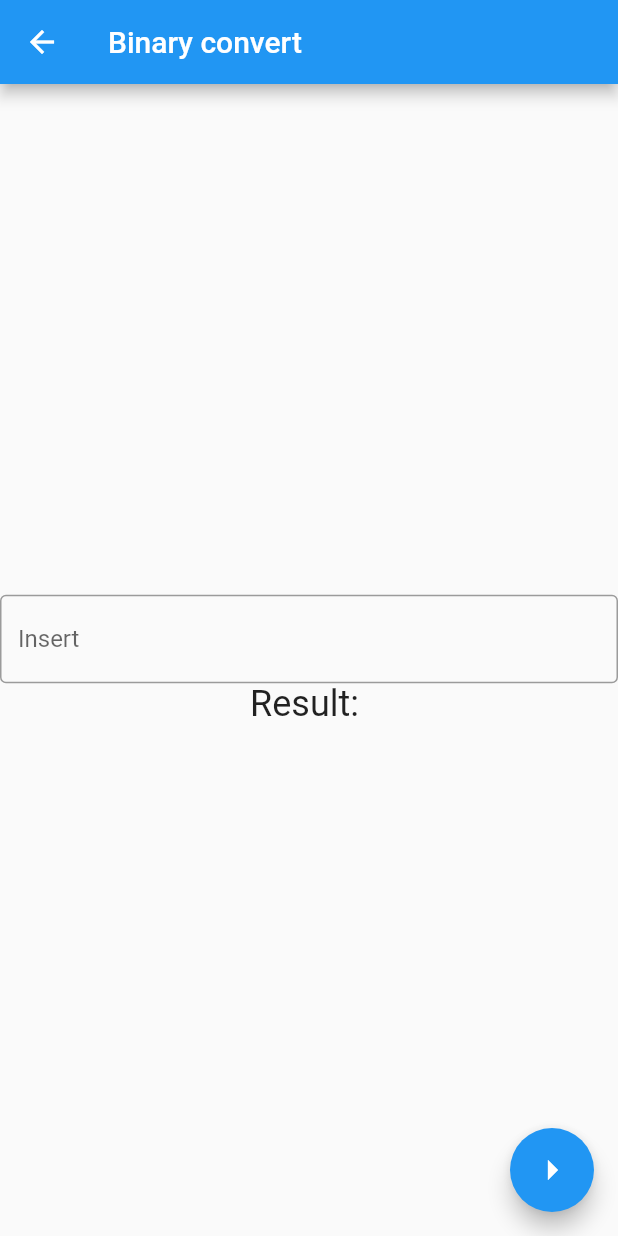
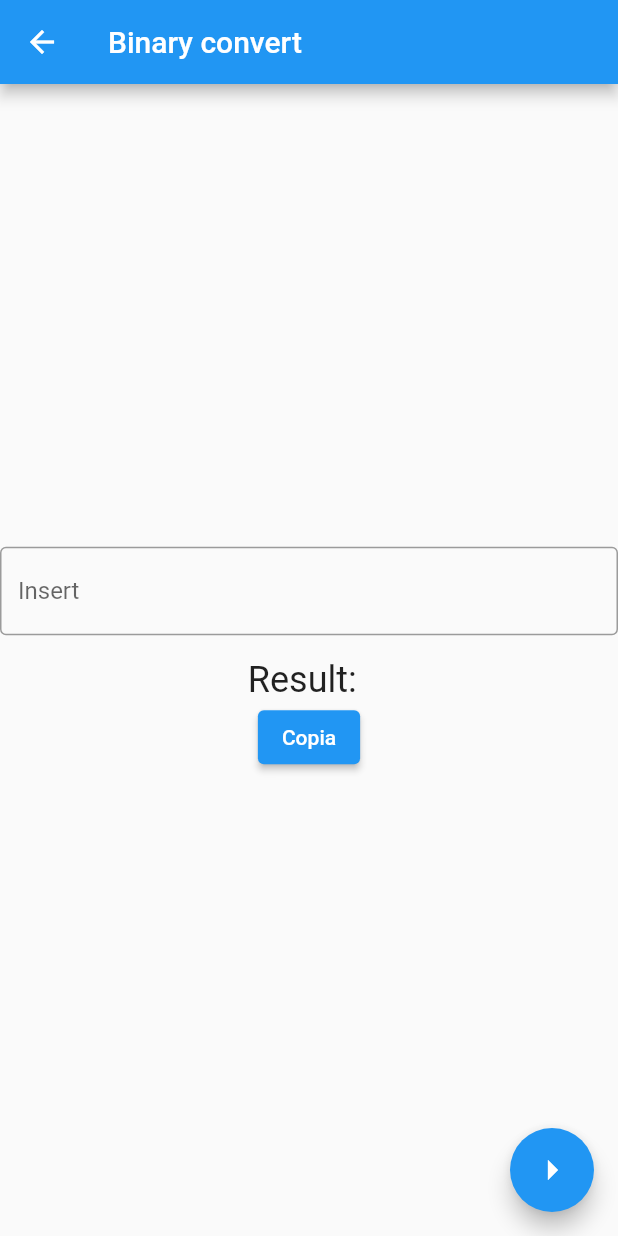
Before and after one commit to Luca9862/flutter_converter, a Flutter app: the BinaryScreen screen opened directly, after a tap on the "arrow right" icon, on a phone screen of 412 x 824 dp. Run offline on Flutter 3.47's test engine with Material 2 defaults, Android fonts, the phone set to English and light mode, and no system bars.

Commit message:
Update and fix binary converter

```diff
--- a/lib/binaryscreen.dart
+++ b/lib/binaryscreen.dart
@@ -1,6 +1,5 @@
 import 'package:flutter/material.dart';
-
-import 'navigationbar.dart';
+import 'package:flutter/services.dart';
 
 class BinaryScreen extends StatefulWidget {
   const BinaryScreen({super.key});
@@ -10,9 +9,6 @@ class BinaryScreen extends StatefulWidget {
 }
 
 class _BinaryScreen extends State<BinaryScreen> {
-
-  String binary = '';
-
   final myController = TextEditingController();
 
   @override
@@ -21,25 +17,38 @@ class _BinaryScreen extends State<BinaryScreen> {
     super.dispose();
   }
 
-  toBinary(int n){
+  String toBinary(int n) {
     if (n == 0) {
-      return '0';
+      return '00000000';
     }
+    String binary = '';
     while (n > 0) {
       binary = (n % 2).toString() + binary;
       n ~/= 2;
     }
-    return binary;
-  }
-
-  String stringToBinary(String s) {
-    String binary = '';
-    for (int i = 0; i < s.length; i++) {
-      binary += toBinary(s.codeUnitAt(i)) + ' ';
+    // Aggiungi zeri iniziali (padding) fino a raggiungere 8 bit
+    while (binary.length < 8) {
+      binary = '0$binary';
     }
     return binary;
   }
 
+  stringToBinary(String s) {
+    String binary = '';
+    for (int i = 0; i < s.length; i++) {
+      int charValue = s.codeUnitAt(i); // Ottieni il valore ASCII del carattere
+      binary += "${toBinary(charValue)} ";
+    }
+    return binary;
+  }
+
+  void copyToClipboard() {
+    String binaryText = stringToBinary(myController.text);
+    Clipboard.setData(ClipboardData(text: binaryText));
+    ScaffoldMessenger.of(context).showSnackBar(
+      const SnackBar(content: Text('Testo copiato negli appunti!')),
+    );
+  }
 
   @override
   Widget build(BuildContext context) {
@@ -60,9 +69,14 @@ class _BinaryScreen extends State<BinaryScreen> {
                   ),
                 )
             ),
-          Text(
-            'Result: $binary',
+            const SizedBox(height: 16),
+            SelectableText(
+              'Result: ${stringToBinary(myController.text)}', // Chiamiamo stringToBinary direttamente qui
               style: const TextStyle(fontSize: 24),
+            ),
+            ElevatedButton(
+              onPressed: () => copyToClipboard(),
+              child: const Text('Copia'),
             ),
           ]
       ),
@@ -70,8 +84,7 @@ class _BinaryScreen extends State<BinaryScreen> {
       floatingActionButton: FloatingActionButton(
         onPressed: () {
           setState(() {
-            binary = '';
-            stringToBinary(myController.text);
+            // Nessun bisogno di resettare la variabile binary qui
           });
         },
         child: const Icon(
```
Also changed, not shown: 10 other files. Lines whose indentation alone changed are shown as unchanged.
